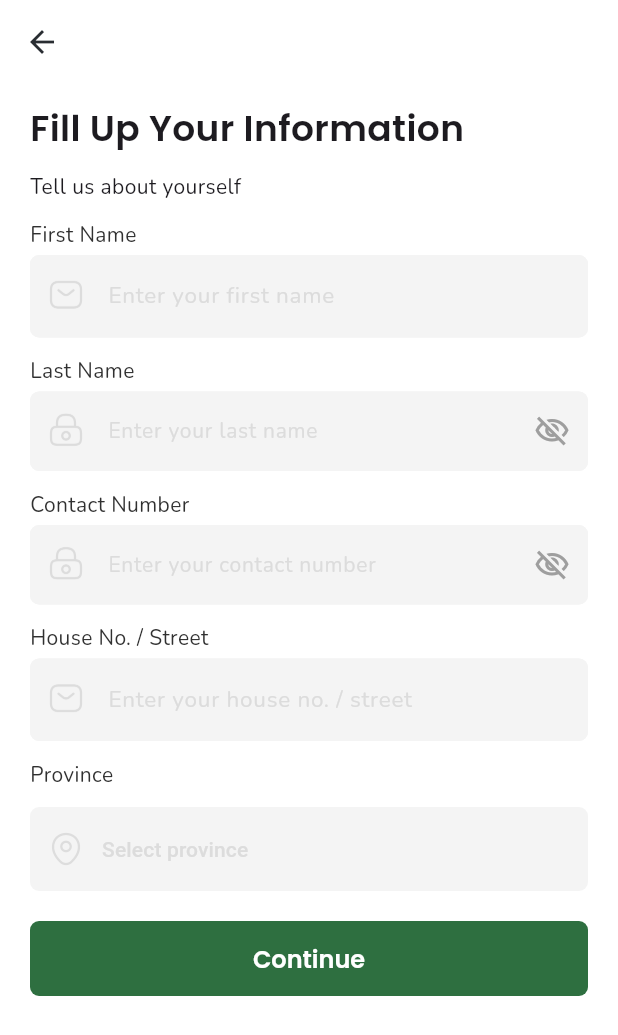
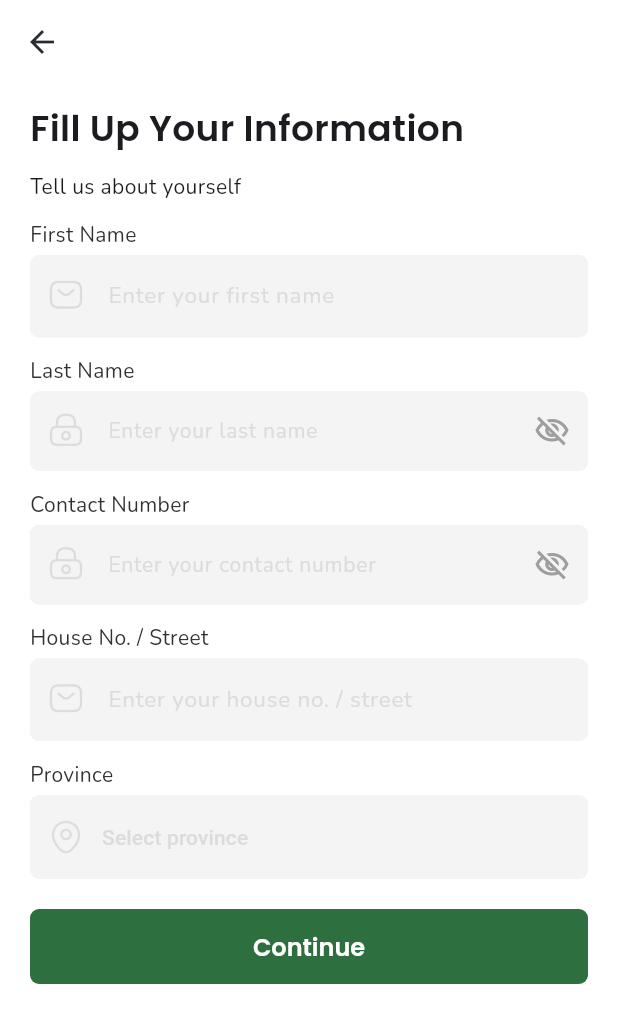
Before and after one commit to jamydevelop/Jodally-Flutter-App, a Flutter app: the screen it shows after launch, on a phone screen of 412 x 824 dp. Shown: the top 1035 px of the screen. Run offline on Flutter 3.47's test engine with Material 3 defaults, Android fonts, the phone set to English and light mode, and no system bars.

```diff
--- a/jodally_flutter_app/lib/views/sign_up_passenger.dart
+++ b/jodally_flutter_app/lib/views/sign_up_passenger.dart
@@ -189,7 +189,7 @@ class _SignUpPassengerState extends State<SignUpPassenger> {
               fontSize: fontSizeTitleSmall,
               color: blackTertiary,
             ),
-            const SizedBox(height: 12),
+            const SizedBox(height: 4),
             // Province Button
             SizedBox(
               width: double.infinity,
```
